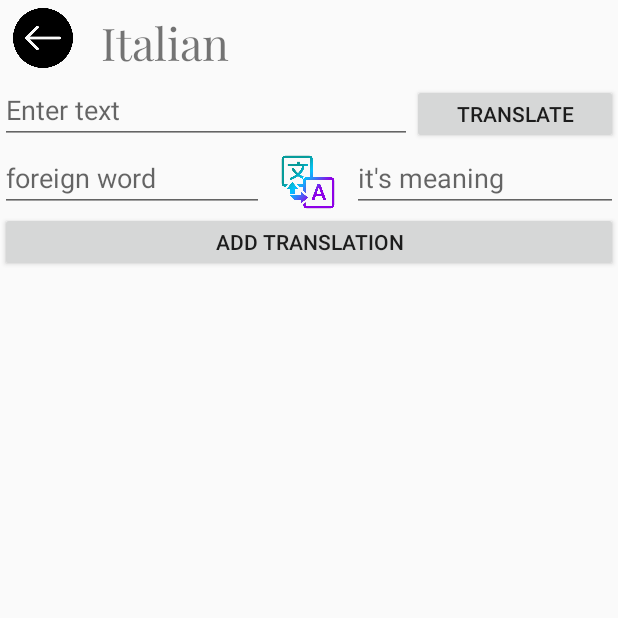
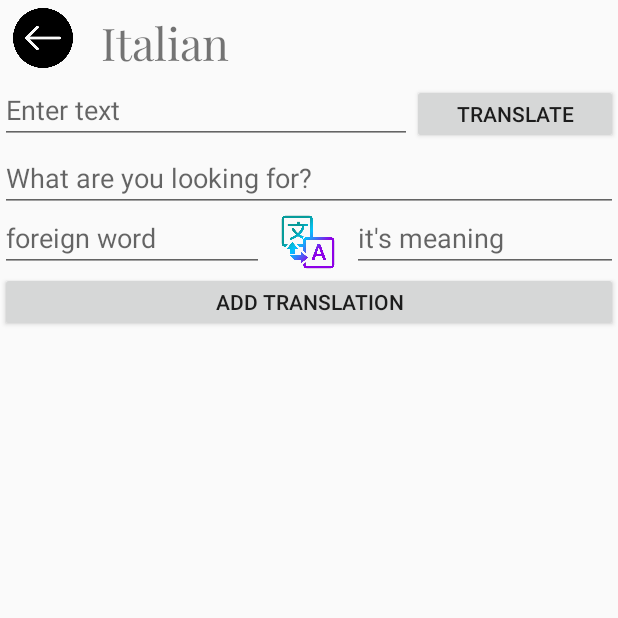
Before and after one commit to Mixa26/Dictio, an Android app built with Jetpack Compose: the screen it shows after launch (MainActivity), after a tap on "Italian", on a phone screen of 412 x 824 dp, the top half of it. Run offline under Robolectric (Android 15) with nearby library versions, the phone set to English and light mode, and no system bars; our stand-ins replace Picasso, Room's generated code, RxJava, Timber; pictures from the network do not load; 1 statement that could not run was skipped.

Commit message:
Search for terms added. App stable, can be improved always :)

```diff
--- a/app/src/main/java/com/mixa/dictio/presentation/view/fragments/TermsFragment.kt
+++ b/app/src/main/java/com/mixa/dictio/presentation/view/fragments/TermsFragment.kt
@@ -1,10 +1,13 @@
 package com.mixa.dictio.presentation.view.fragments
 
 import android.os.Bundle
+import android.text.Editable
+import android.text.TextWatcher
 import android.view.LayoutInflater
 import android.view.View
 import android.view.ViewGroup
 import android.widget.Toast
+import androidx.compose.ui.text.toLowerCase
 import androidx.fragment.app.Fragment
 import androidx.recyclerview.widget.LinearLayoutManager
 import com.google.android.material.snackbar.Snackbar
@@ -28,6 +31,7 @@ class TermsFragment(private val dictionary: DictionaryEntity): Fragment() {
     //Recycler view adapter for displaying our terms.
     //We submit our database lists to the adapter.
     private lateinit var recyclerViewAdapter: TermAdapter
+    private var termsList: List<TermEntity> = listOf()
 
     override fun onCreateView(inflater: LayoutInflater, container: ViewGroup?, savedInstanceState: Bundle?): View {
 
@@ -104,6 +108,18 @@ class TermsFragment(private val dictionary: DictionaryEntity): Fragment() {
             }
         }
 
+        binding.termSearchInput.addTextChangedListener(
+            object : TextWatcher {
+                override fun beforeTextChanged(s: CharSequence?, start: Int, count: Int, after: Int) {}
+
+                override fun onTextChanged(s: CharSequence?, start: Int, before: Int, count: Int) {
+                    refreshList(s.toString())
+                }
+
+                override fun afterTextChanged(s: Editable?) {}
+            }
+        )
+
         //When a term is added this listener is triggered on the button click.
         binding.addTermButton.setOnClickListener{
             if (binding.termForeign.text.toString().isNotEmpty() && binding.termMeaning.text.toString().isNotEmpty() && dictionary.id != null){
@@ -158,7 +174,10 @@ class TermsFragment(private val dictionary: DictionaryEntity): Fragment() {
         when(state){
             is TermState.Success -> {
                 //If the action is successful, add new term to the recycler view.
+                termsList = state.terms
                 recyclerViewAdapter.submitList(state.terms)
+                //Clear the search if new data has been found and gathered from the DB.
+                binding.termSearchInput.setText("")
             }
             is TermState.Error -> {
                 //If the action was a failure, alert us through a Toast.
@@ -229,6 +248,27 @@ class TermsFragment(private val dictionary: DictionaryEntity): Fragment() {
         }
     }
 
+    /**
+     * Regulates which term to present based on the search
+     */
+    private fun refreshList(search: String){
+        //If the search is empty bring back all the terms
+        if (search.isEmpty()){
+            recyclerViewAdapter.submitList(termsList)
+        }
+
+        val filteredList = mutableListOf<TermEntity>()
+
+        //Find all the terms that contain the text inserted in the search input
+        for (term in termsList){
+            if (term.term.lowercase().contains(search.lowercase()) || term.translation.lowercase().contains(search.lowercase())){
+                filteredList.add(term)
+            }
+        }
+
+        recyclerViewAdapter.submitList(filteredList)
+    }
+
     override fun onDestroyView() {
         super.onDestroyView()
 
--- a/app/src/main/res/layout/fragment_terms.xml
+++ b/app/src/main/res/layout/fragment_terms.xml
@@ -51,6 +51,12 @@
 
     </LinearLayout>
 
+    <EditText
+        android:id="@+id/termSearchInput"
+        android:layout_width="match_parent"
+        android:layout_height="40dp"
+        android:hint="@string/searchTermHint"/>
+
     <LinearLayout
         android:orientation="horizontal"
         android:layout_width="match_parent"
--- a/app/src/main/res/values/strings.xml
+++ b/app/src/main/res/values/strings.xml
@@ -8,6 +8,7 @@
     <string name="language">Language</string>
     <string name="translate">Translate</string>
     <string name="translateHint">Enter text</string>
+    <string name="searchTermHint">What are you looking for?</string>
     <string name="errorGettingDicts">Error happened while retrieving data for dictionaries!</string>
     <string name="errorGettingTerms">Error happened while retrieving data for terms!</string>
     <string name="errorInsertingDict">Error happened while adding dictionary!</string>
```
